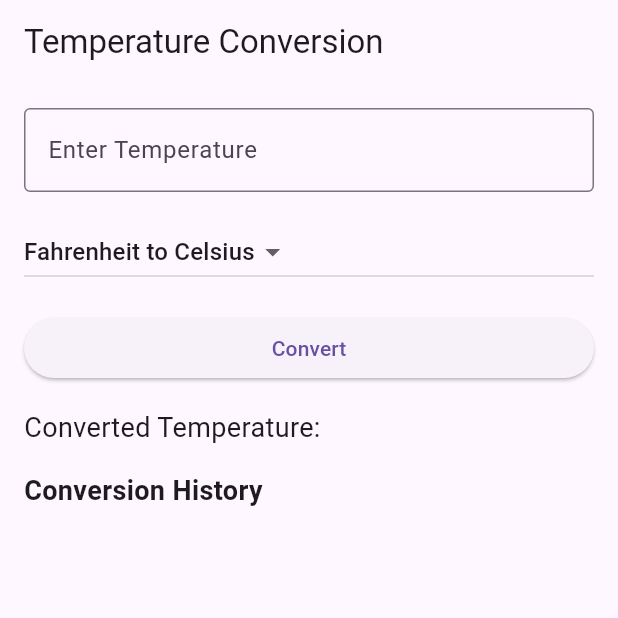
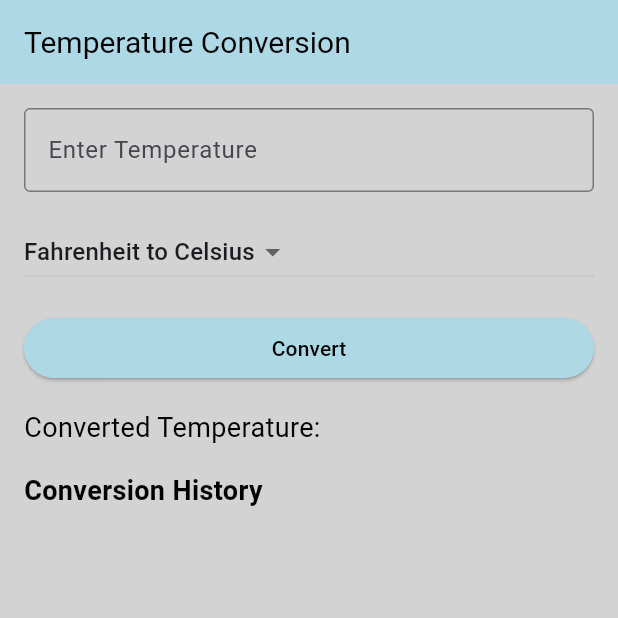
Before and after one commit to Bryaurel/temperature_conversion_app, a Flutter app: the screen it shows after launch, on a phone screen of 412 x 824 dp, the top half of it. Run offline on Flutter 3.47's test engine with Material 3 defaults, Android fonts, the phone set to English and light mode, and no system bars.

```diff
--- a/temp_conv_app/lib/main.dart
+++ b/temp_conv_app/lib/main.dart
@@ -11,7 +11,44 @@ class TempConversionApp extends StatelessWidget {
       title: 'Temperature Conversion',
       theme: ThemeData(
         primarySwatch: Colors.blue,
+        brightness: Brightness.light,
+        scaffoldBackgroundColor: Color(0xFFD3D3D3),
+        appBarTheme: AppBarTheme(
+          color: Color(0xFFADD8E6),
+          iconTheme: IconThemeData(color: Color(0xFF000000)),
+          titleTextStyle: TextStyle(color: Color(0xFF000000), fontSize: 20),
+        ),
+        textTheme: TextTheme(
+          bodyLarge: TextStyle(color: Color(0xFF000000)),
+          bodyMedium: TextStyle(color: Color(0xFF000000)),
+        ),
+        elevatedButtonTheme: ElevatedButtonThemeData(
+          style: ElevatedButton.styleFrom(
+            backgroundColor: Color(0xFFADD8E6),
+            foregroundColor: Color(0xFF000000),
+          ),
+        ),
       ),
+      darkTheme: ThemeData(
+        brightness: Brightness.dark,
+        scaffoldBackgroundColor: Color(0xFF000000),
+        appBarTheme: AppBarTheme(
+          color: Color(0xFF8B4513),
+          iconTheme: IconThemeData(color: Color(0xFFFFFFFF)),
+          titleTextStyle: TextStyle(color: Color(0xFFFFFFFF), fontSize: 20),
+        ),
+        textTheme: TextTheme(
+          bodyLarge: TextStyle(color: Color(0xFFFFFFFF)),
+          bodyMedium: TextStyle(color: Color(0xFFFFFFFF)),
+        ),
+        elevatedButtonTheme: ElevatedButtonThemeData(
+          style: ElevatedButton.styleFrom(
+            backgroundColor: Color(0xFF8B4513),
+            foregroundColor: Color(0xFFFFFFFF),
+          ),
+        ),
+      ),
+      themeMode: ThemeMode.system,
       home: TempConversionHomePage(),
     );
   }
```
